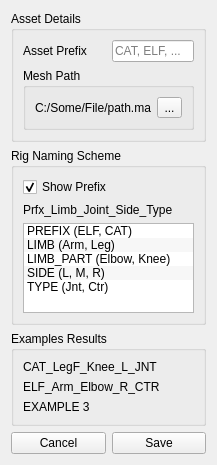
This is _REF/Mockup_UI/TPMAR_RigSetup_01.ui in TPayneExperience/TrevorPaynes_RigAndAnimSuite as Qt 5 draws it before an edit. The edited form follows.
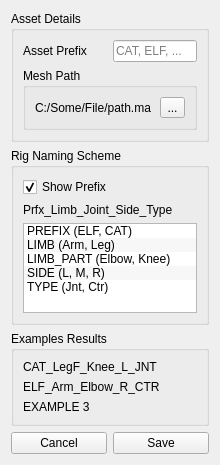
This is the edited form.

Diff of the .ui file:
```diff
--- a/_REF/Mockup_UI/TPMAR_RigSetup_01.ui
+++ b/_REF/Mockup_UI/TPMAR_RigSetup_01.ui
@@ -6,8 +6,8 @@
    <rect>
     <x>0</x>
     <y>0</y>
-    <width>217</width>
-    <height>429</height>
+    <width>220</width>
+    <height>441</height>
    </rect>
   </property>
   <property name="windowTitle">
```
